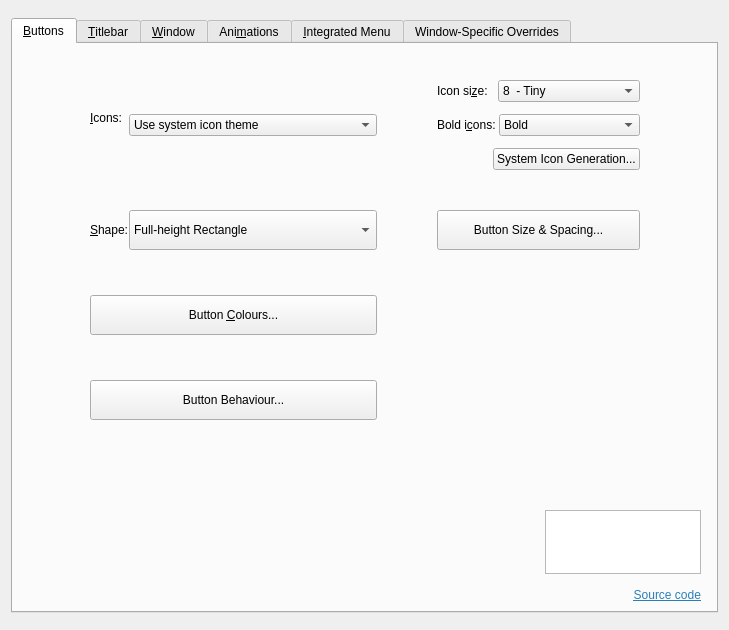
remilia-dev/klassy, file kdecoration/config/ui/breezeconfigurationui.ui: the form before one commit.
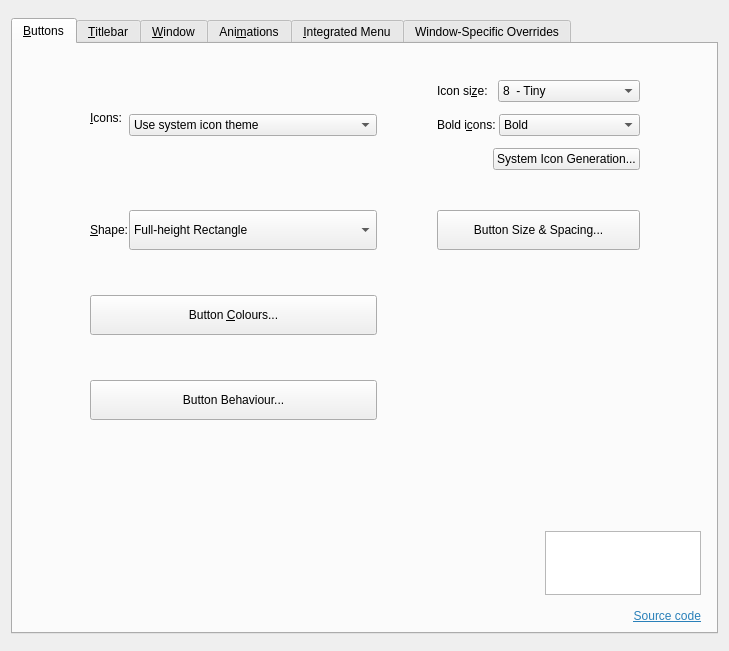
The form after the commit. Icons and pictures are not drawn. Custom widgets are drawn as their Qt base class.

Diff of the .ui file:
```diff
--- a/kdecoration/config/ui/breezeconfigurationui.ui
+++ b/kdecoration/config/ui/breezeconfigurationui.ui
@@ -6,8 +6,8 @@
    <rect>
     <x>0</x>
     <y>0</y>
-    <width>717</width>
-    <height>630</height>
+    <width>727</width>
+    <height>651</height>
    </rect>
   </property>
   <property name="sizePolicy">
```
Left out of the diff: 26 changed lines with no effect on the pictures.
